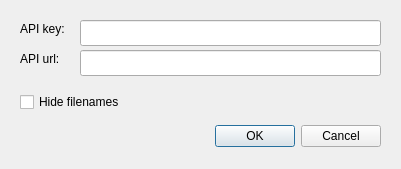
The window that configdialog.ui (Tatsh/kate-wakatime) describes before a commit, drawn with Qt 5.
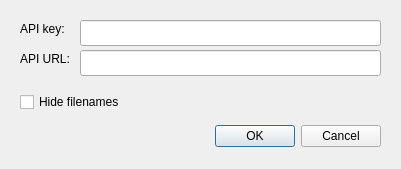
The same window after the commit. Custom widgets are drawn as their Qt base class.

Commit message: configdialog: adjust case

```diff
--- a/configdialog.ui
+++ b/configdialog.ui
@@ -115,7 +115,7 @@
     </rect>
    </property>
    <property name="text">
-    <string>API url:</string>
+    <string>API URL:</string>
    </property>
   </widget>
  </widget>
```
